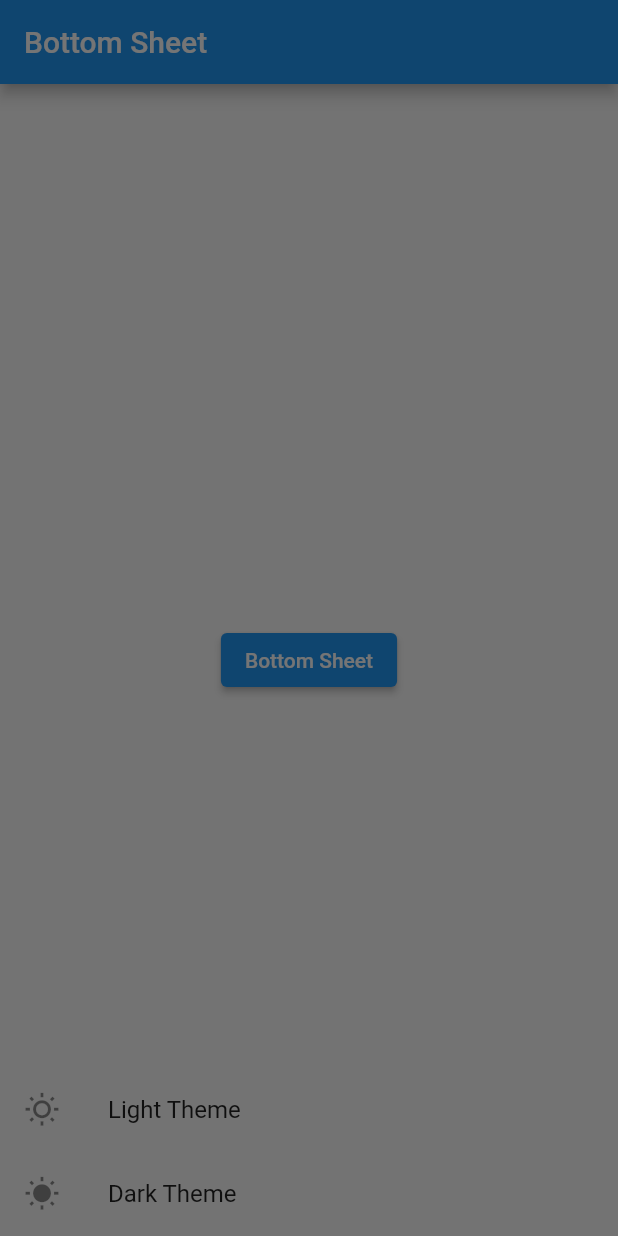
After one commit to liyuKnow/flutter-getx, a Flutter app: the screen it shows after launch, after a tap on "Bottom Sheet", on a phone screen of 412 x 824 dp. The commit adds this screen. Run offline on Flutter 3.47's test engine with Material 2 defaults, Android fonts, the phone set to English and light mode, and no system bars; our stand-ins replace get.

Commit message:
bottom sheet

```diff
--- a/lib/main.dart
+++ b/lib/main.dart
@@ -1,5 +1,5 @@
 import 'package:flutter/material.dart';
-import 'package:get/get.dart';
+import 'package:with_getx/src/bottomSheet/bottom_sheet.dart';
 import 'package:with_getx/src/dialog/get_dialog.dart';
 import 'package:with_getx/src/snackbar/get_snack.dart';
 
@@ -13,6 +13,6 @@ class MyApp extends StatelessWidget {
   // This widget is the root of your application.
   @override
   Widget build(BuildContext context) {
-    return const GetDialog();
+    return const GetBottomSheet();
   }
 }
--- /dev/null
+++ b/lib/src/bottomSheet/bottom_sheet.dart
@@ -0,0 +1,80 @@
+import 'package:flutter/material.dart';
+import 'package:get/get.dart';
+
+class GetBottomSheet extends StatelessWidget {
+  const GetBottomSheet({super.key});
+
+  @override
+  Widget build(BuildContext context) {
+    return GetMaterialApp(
+      title: "Bottom Sheet",
+      debugShowCheckedModeBanner: false,
+      home: Scaffold(
+        appBar: AppBar(title: const Text("Bottom Sheet")),
+        body: Center(
+          child: Column(
+            mainAxisAlignment: MainAxisAlignment.center,
+            crossAxisAlignment: CrossAxisAlignment.center,
+            children: [
+              ElevatedButton(
+                onPressed: () {
+                  // openDrawerSheet();
+                  openThemeSheet();
+                },
+                child: const Text("Bottom Sheet"),
+              )
+            ],
+          ),
+        ),
+      ),
+    );
+  }
+
+  void openDrawerSheet() {
+    Get.bottomSheet(
+      Column(
+        children: [
+          const SizedBox(height: 20),
+          const Center(
+            child: Text(
+              'Bottom Sheet',
+              style: TextStyle(fontSize: 18),
+            ),
+          ),
+          OutlinedButton(
+            onPressed: () {
+              Get.back();
+            },
+            child: const Text('Close'),
+          ),
+        ],
+      ),
+      backgroundColor: Colors.white,
+      elevation: 0,
+      shape: RoundedRectangleBorder(
+        borderRadius: BorderRadius.circular(10),
+      ),
+    );
+  }
+
+  void openThemeSheet() {
+    Get.bottomSheet(
+      Wrap(
+        children: <Widget>[
+          ListTile(
+            leading: const Icon(Icons.wb_sunny_outlined),
+            title: const Text("Light Theme"),
+            onTap: () => {Get.changeTheme(ThemeData.dark())},
+          ),
+          ListTile(
+            leading: const Icon(Icons.wb_sunny),
+            title: const Text("Dark Theme"),
+            onTap: () => {Get.changeTheme(ThemeData.dark())},
+          ),
+        ],
+      ),
+      isDismissible: true,
+      isScrollControlled: true,
+    );
+  }
+}
```
